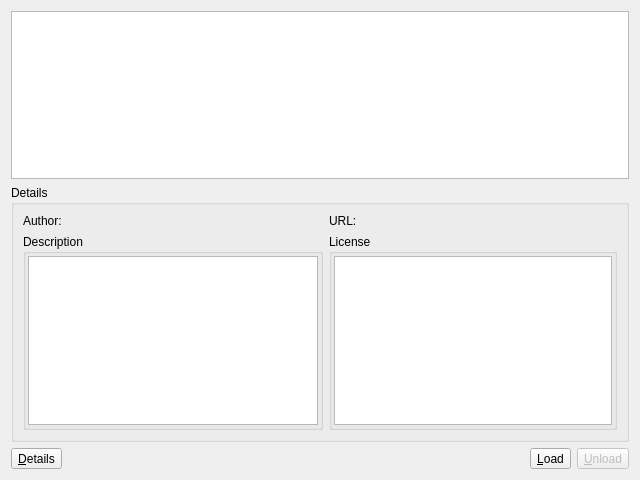
Before: the Qt Designer form src/gui/plugin/pluginmanager/pluginmanagerwindow.ui in ihehui/HHSharedLibs, drawn with Qt 5.
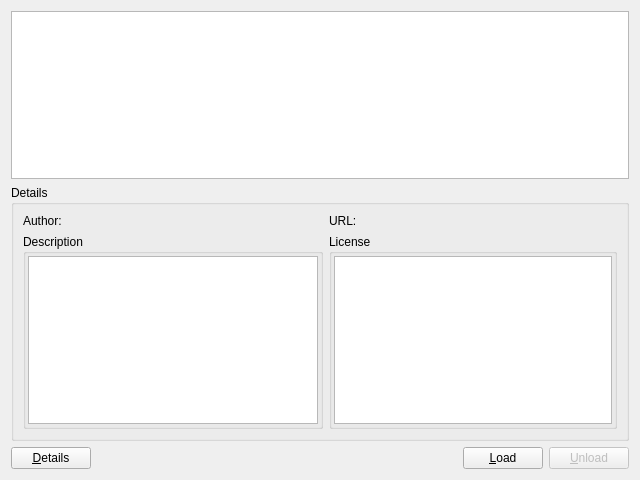
After: the same form once the commit is applied.

Commit message: update plugin manager UI

The edit to the form file:
```diff
--- a/src/gui/plugin/pluginmanager/pluginmanagerwindow.ui
+++ b/src/gui/plugin/pluginmanager/pluginmanagerwindow.ui
@@ -23,7 +23,7 @@
    <item row="2" column="0" colspan="2">
     <layout class="QHBoxLayout" name="horizontalLayout">
      <item>
-      <widget class="QToolButton" name="toolButtonDetails">
+      <widget class="QPushButton" name="pushButtonDetails">
        <property name="text">
         <string>&amp;Details</string>
        </property>
@@ -46,14 +46,14 @@
       </spacer>
      </item>
      <item>
-      <widget class="QToolButton" name="toolButtonLoad">
+      <widget class="QPushButton" name="pushButtonLoad">
        <property name="text">
         <string>&amp;Load</string>
        </property>
       </widget>
      </item>
      <item>
-      <widget class="QToolButton" name="toolButtonUnload">
+      <widget class="QPushButton" name="pushButtonUnload">
        <property name="enabled">
         <bool>false</bool>
        </property>
```
Left out of the diff: 25 changed lines with no effect on the pictures. The commit also changes 2 other files.
